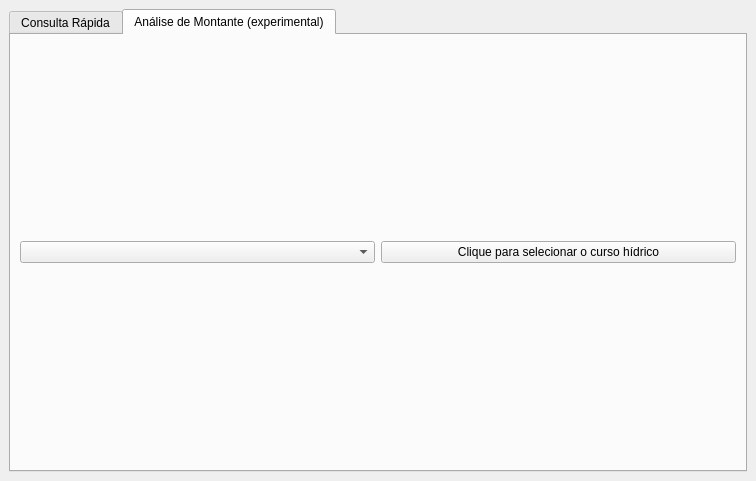
Old version of the form iat_teste_dockwidget_base.ui in the repository zyngra/IatTeste.
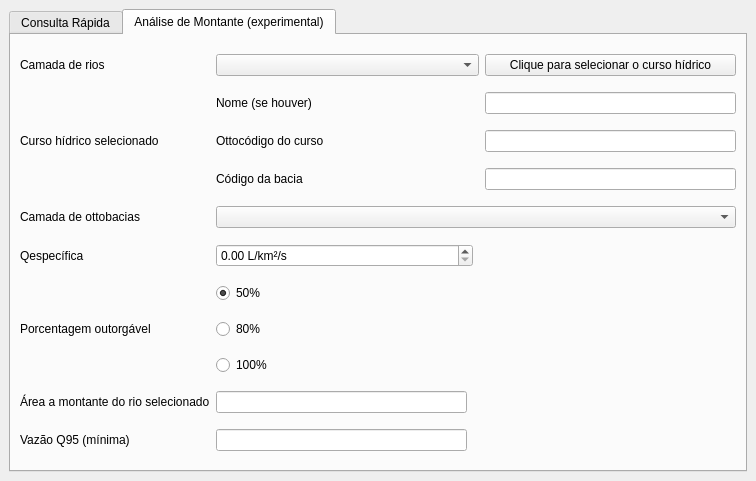
New version of the form. The open tabs and pages were chosen to show the change. Custom widgets are drawn as their Qt base class.

Commit message: Adicionado lógica inicial de análise montante, que no momento apenas exibe alguns valores com base nos dados disponíveis na base. Ainda não realiza análise geométrica.

The edit to the form file:
```diff
--- a/iat_teste_dockwidget_base.ui
+++ b/iat_teste_dockwidget_base.ui
@@ -77,15 +77,178 @@
        </attribute>
        <layout class="QGridLayout" name="gridLayout_3">
         <item row="0" column="0">
-         <widget class="QgsMapLayerComboBox" name="sel_camada_rio"/>
+         <widget class="QLabel" name="label_3">
+          <property name="text">
+           <string>Camada de rios</string>
+          </property>
+         </widget>
         </item>
-        <item row="0" column="1">
+        <item row="9" column="0">
+         <widget class="QLabel" name="label_4">
+          <property name="text">
+           <string>Camada de ottobacias</string>
+          </property>
+         </widget>
+        </item>
+        <item row="17" column="1">
+         <widget class="QLineEdit" name="display_q95">
+          <property name="text">
+           <string/>
+          </property>
+          <property name="dragEnabled">
+           <bool>true</bool>
+          </property>
+          <property name="readOnly">
+           <bool>true</bool>
+          </property>
+         </widget>
+        </item>
+        <item row="3" column="4">
+         <widget class="QLineEdit" name="disp_cod_rio">
+          <property name="dragEnabled">
+           <bool>true</bool>
+          </property>
+          <property name="readOnly">
+           <bool>true</bool>
+          </property>
+         </widget>
+        </item>
+        <item row="14" column="1">
+         <widget class="QRadioButton" name="radioBtn_100">
+          <property name="text">
+           <string>100%</string>
+          </property>
+         </widget>
+        </item>
+        <item row="10" column="0">
+         <widget class="QLabel" name="label_1">
+          <property name="text">
+           <string>Qespecífica</string>
+          </property>
+         </widget>
+        </item>
+        <item row="0" column="4">
          <widget class="QPushButton" name="btn_sel_rio">
           <property name="text">
            <string>Clique para selecionar o curso hídrico</string>
           </property>
          </widget>
         </item>
+        <item row="3" column="1">
+         <widget class="QLabel" name="label_8">
+          <property name="text">
+           <string>Ottocódigo do curso</string>
+          </property>
+         </widget>
+        </item>
+        <item row="13" column="0">
+         <widget class="QLabel" name="label">
+          <property name="text">
+           <string>Porcentagem outorgável</string>
+          </property>
+         </widget>
+        </item>
+        <item row="2" column="4">
+         <widget class="QLineEdit" name="disp_nome_rio">
+          <property name="dragEnabled">
+           <bool>true</bool>
+          </property>
+          <property name="readOnly">
+           <bool>true</bool>
+          </property>
+         </widget>
+        </item>
+        <item row="2" column="1">
+         <widget class="QLabel" name="label_7">
+          <property name="text">
+           <string>Nome (se houver)</string>
+          </property>
+         </widget>
+        </item>
+        <item row="17" column="0">
+         <widget class="QLabel" name="label_5">
+          <property name="text">
+           <string>Vazão Q95 (mínima)</string>
+          </property>
+         </widget>
+        </item>
+        <item row="12" column="1">
+         <widget class="QRadioButton" name="radioBtn_50">
+          <property name="text">
+           <string>50%</string>
+          </property>
+          <property name="checked">
+           <bool>true</bool>
+          </property>
+          <property name="autoRepeat">
+           <bool>false</bool>
+          </property>
+         </widget>
+        </item>
+        <item row="0" column="1" colspan="3">
+         <widget class="QgsMapLayerComboBox" name="sel_camada_rio"/>
+        </item>
+        <item row="3" column="0">
+         <widget class="QLabel" name="label_6">
+          <property name="text">
+           <string>Curso hídrico selecionado</string>
+          </property>
+         </widget>
+        </item>
+        <item row="16" column="0">
+         <widget class="QLabel" name="label_2">
+          <property name="text">
+           <string>Área a montante do rio selecionado</string>
+          </property>
+         </widget>
+        </item>
+        <item row="16" column="1">
+         <widget class="QLineEdit" name="display_amont">
+          <property name="inputMask">
+           <string/>
+          </property>
+          <property name="dragEnabled">
+           <bool>true</bool>
+          </property>
+          <property name="readOnly">
+           <bool>true</bool>
+          </property>
+         </widget>
+        </item>
+        <item row="13" column="1">
+         <widget class="QRadioButton" name="radioBtn_80">
+          <property name="text">
+           <string>80%</string>
+          </property>
+         </widget>
+        </item>
+        <item row="9" column="1" colspan="4">
+         <widget class="QgsMapLayerComboBox" name="sel_camada_ottobacias"/>
+        </item>
+        <item row="4" column="4">
+         <widget class="QLineEdit" name="disp_cod_bac">
+          <property name="dragEnabled">
+           <bool>true</bool>
+          </property>
+          <property name="readOnly">
+           <bool>true</bool>
+          </property>
+         </widget>
+        </item>
+        <item row="4" column="1">
+         <widget class="QLabel" name="label_9">
+          <property name="text">
+           <string>Código da bacia</string>
+          </property>
+         </widget>
+        </item>
+        <item row="10" column="1" colspan="2">
+         <widget class="QDoubleSpinBox" name="sel_qesp">
+          <property name="suffix">
+           <string> L/km²/s</string>
+          </property>
+         </widget>
+        </item>
        </layout>
       </widget>
      </widget>
```
The commit also changes 2 other files.
